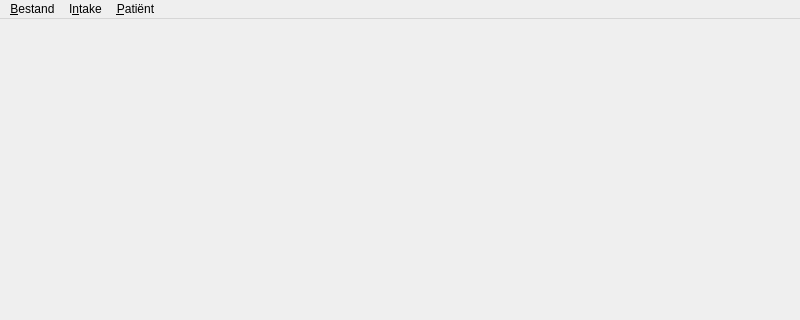
This is src/carereport/views/mainwindow.ui in Mholscher/carereport as Qt 5 draws it before an edit; both pictures show x 0 to 800 and y 0 to 320 of the 800 by 600 pixel window. The edited form follows.
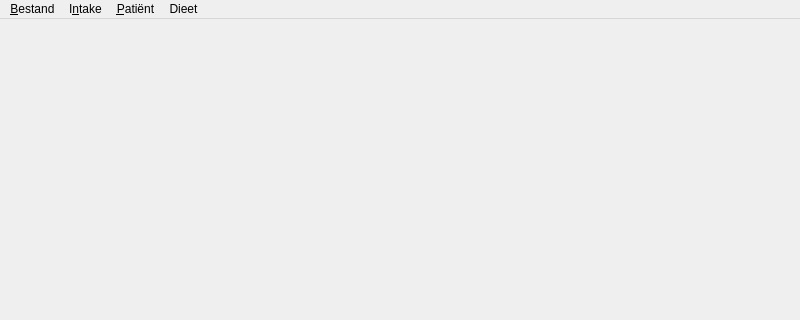
This is the edited form.

```diff
--- a/src/carereport/views/mainwindow.ui
+++ b/src/carereport/views/mainwindow.ui
@@ -49,9 +49,17 @@
     </property>
     <addaction name="actionPatientZoeken"/>
    </widget>
+   <widget class="QMenu" name="menuDieet">
+    <property name="title">
+     <string>Dieet</string>
+    </property>
+    <addaction name="actionOverzicht"/>
+    <addaction name="actionBe_werk_geselecteerde"/>
+   </widget>
    <addaction name="menu_Bestand"/>
    <addaction name="menuI_ntake"/>
    <addaction name="menu_Pati_nt"/>
+   <addaction name="menuDieet"/>
   </widget>
   <widget class="QStatusBar" name="statusbar"/>
   <action name="actionAfsluiten">
```
Left out of the diff: 10 changed lines with no effect on the pictures.
